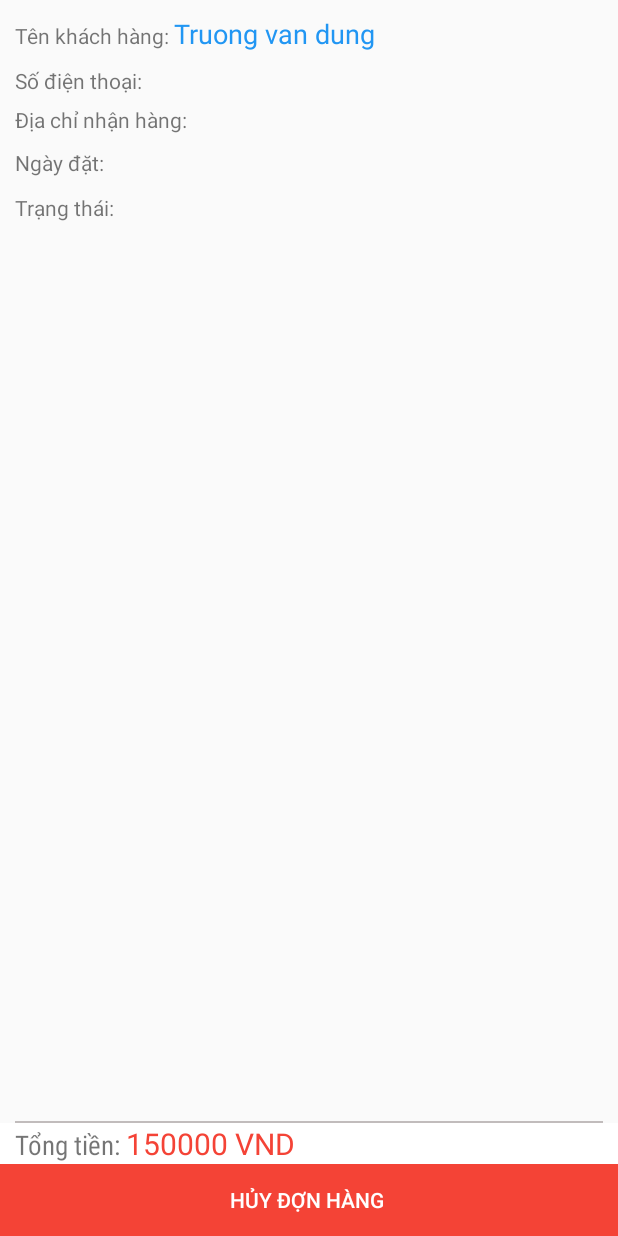
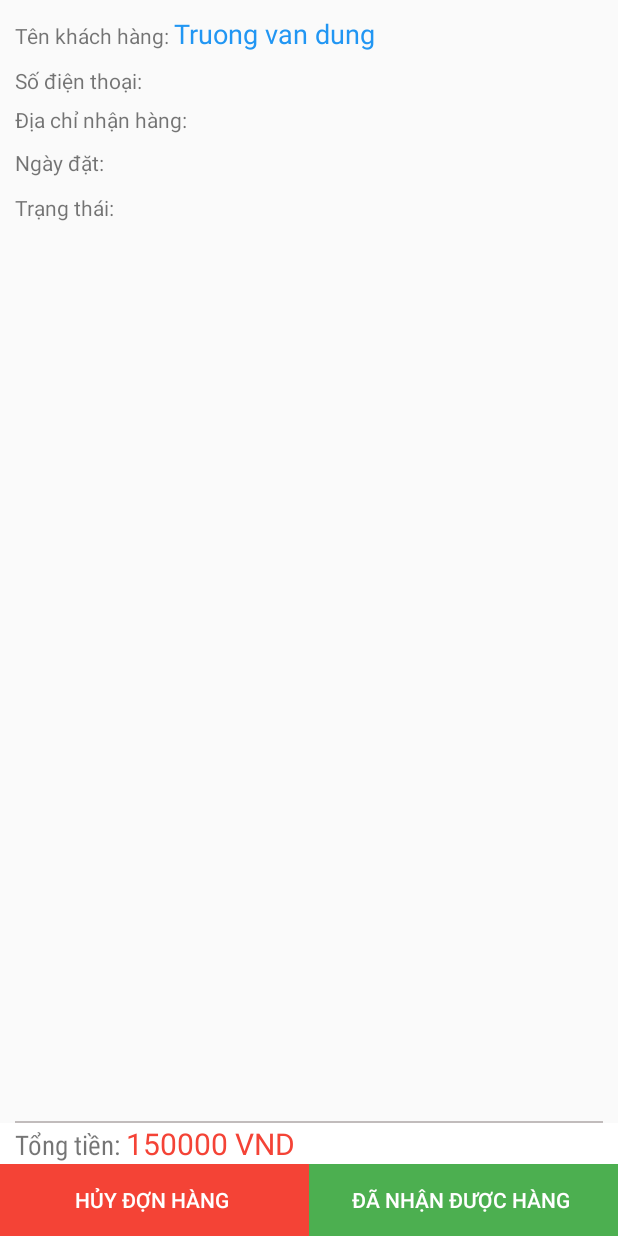
Before and after one commit to dung9788xx/ShopNowAndroid, an Android app: the layout activity_customer_order_detail.xml on its own in the app's theme, with its tools: preview values and no code run, on a phone screen of 412 x 824 dp. Run offline under Robolectric (Android 15) with nearby library versions, the light colour scheme and no system bars.

Commit message:
29/4/2020

```diff
--- a/app/src/main/res/layout/activity_customer_order_detail.xml
+++ b/app/src/main/res/layout/activity_customer_order_detail.xml
@@ -133,7 +133,6 @@
                 android:layout_height="wrap_content"/>
         </LinearLayout>
         <LinearLayout
-            android:id="@+id/layoutBotton"
             android:layout_width="match_parent"
             android:layout_height="wrap_content">
             <Button
@@ -144,6 +143,14 @@
                 android:text="Hủy đợn hàng "
                 android:layout_width="match_parent"
                 android:layout_height="wrap_content"/>
+            <Button
+                android:id="@+id/btnReceived"
+                android:textColor="#FFFF"
+                android:background="#4CAF50"
+                android:layout_weight="1"
+                android:text="Đã nhận được hàng "
+                android:layout_width="match_parent"
+                android:layout_height="wrap_content"/>
         </LinearLayout>
     </LinearLayout>
 </FrameLayout>
```
Also changed, not shown: app/src/main/java/com/dungdemo/shopnow/customer/CustomerOrderDetail.java (+65 -7 lines).
